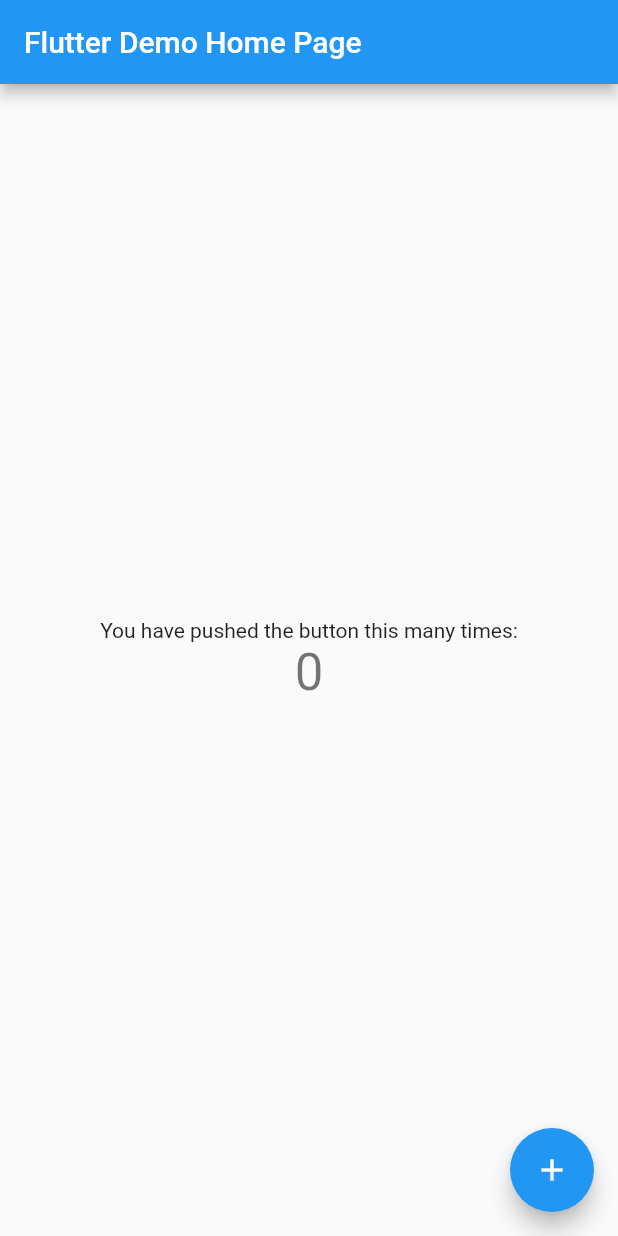
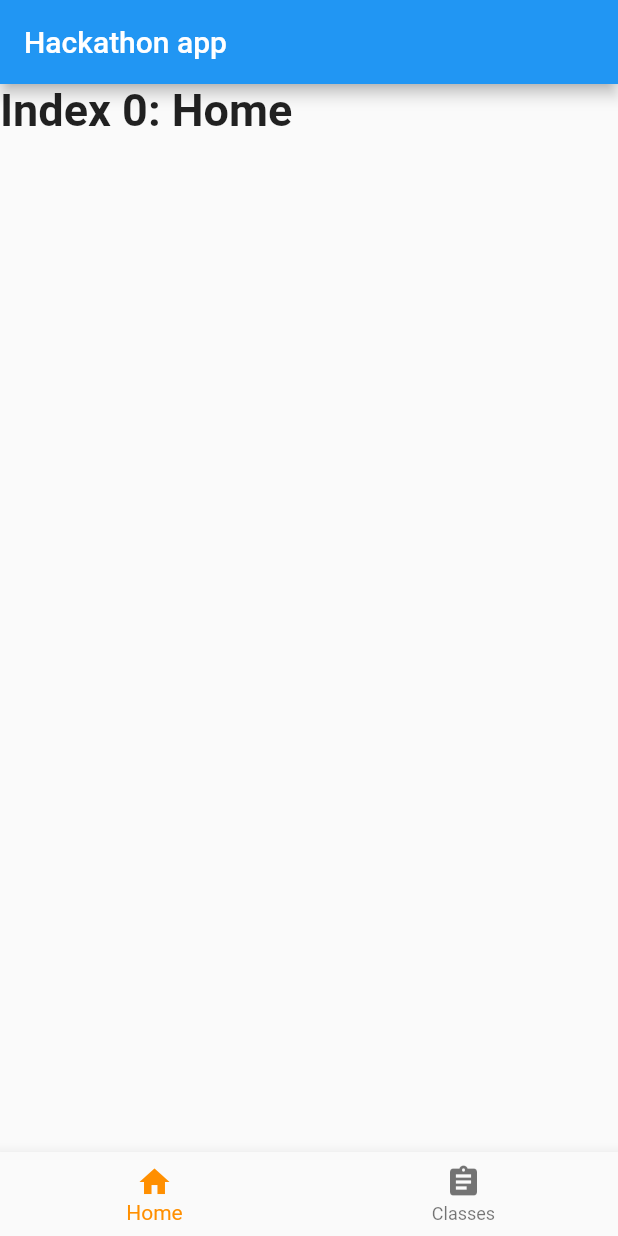
Before and after one commit to ThinPotato/BrouseRepository, a Flutter app: the screen it shows after launch, on a phone screen of 412 x 824 dp. Run offline on Flutter 3.47's test engine with Material 2 defaults, Android fonts, the phone set to English and light mode, and no system bars.

Commit message:
Added naviagtion

```diff
--- a/lib/main.dart
+++ b/lib/main.dart
@@ -31,22 +31,13 @@ class MyApp extends StatelessWidget {
         // closer together (more dense) than on mobile platforms.
         visualDensity: VisualDensity.adaptivePlatformDensity,
       ),
-      home: MyHomePage(title: 'Flutter Demo Home Page'),
+      home: MyHomePage(title: 'Hackathon app '),
     );
   }
 }
 
 class MyHomePage extends StatefulWidget {
   MyHomePage({Key key, this.title}) : super(key: key);
-
-  // This widget is the home page of your application. It is stateful, meaning
-  // that it has a State object (defined below) that contains fields that affect
-  // how it looks.
-
-  // This class is the configuration for the state. It holds the values (in this
-  // case the title) provided by the parent (in this case the App widget) and
-  // used by the build method of the State. Fields in a Widget subclass are
-  // always marked "final".
 
   final String title;
 
@@ -55,16 +46,23 @@ class MyHomePage extends StatefulWidget {
 }
 
 class _MyHomePageState extends State<MyHomePage> {
-  int _counter = 0;
+  int _selectedIndex = 0;
+  static const TextStyle optionStyle =
+      TextStyle(fontSize: 30, fontWeight: FontWeight.bold);
+  static const List<Widget> _widgetOptions = <Widget>[
+    Text(
+      'Index 0: Home',
+      style: optionStyle,
+    ),
+    Text(
+      'Index 1: Classes',
+      style: optionStyle,
+    ),
+  ];
 
-  void _incrementCounter() {
+  void _onItemTapped(int index) {
     setState(() {
-      // This call to setState tells the Flutter framework that something has
-      // changed in this State, which causes it to rerun the build method below
-      // so that the display can reflect the updated values. If we changed
-      // _counter without calling setState(), then the build method would not be
-      // called again, and so nothing would appear to happen.
-      _counter++;
+      _selectedIndex = index;
     });
   }
 
@@ -77,46 +75,26 @@ class _MyHomePageState extends State<MyHomePage> {
     // fast, so that you can just rebuild anything that needs updating rather
     // than having to individually change instances of widgets.
     return Scaffold(
-      appBar: AppBar(
-        // Here we take the value from the MyHomePage object that was created by
-        // the App.build method, and use it to set our appbar title.
-        title: Text(widget.title),
-      ),
-      body: Center(
-        // Center is a layout widget. It takes a single child and positions it
-        // in the middle of the parent.
-        child: Column(
-          // Column is also a layout widget. It takes a list of children and
-          // arranges them vertically. By default, it sizes itself to fit its
-          // children horizontally, and tries to be as tall as its parent.
-          //
-          // Invoke "debug painting" (press "p" in the console, choose the
-          // "Toggle Debug Paint" action from the Flutter Inspector in Android
-          // Studio, or the "Toggle Debug Paint" command in Visual Studio Code)
-          // to see the wireframe for each widget.
-          //
-          // Column has various properties to control how it sizes itself and
-          // how it positions its children. Here we use mainAxisAlignment to
-          // center the children vertically; the main axis here is the vertical
-          // axis because Columns are vertical (the cross axis would be
-          // horizontal).
-          mainAxisAlignment: MainAxisAlignment.center,
-          children: <Widget>[
-            Text(
-              'You have pushed the button this many times:',
+        appBar: AppBar(
+          // Here we take the value from the MyHomePage object that was created by
+          // the App.build method, and use it to set our appbar title.
+          title: Text(widget.title),
+        ),
+        bottomNavigationBar: BottomNavigationBar(
+          items: const <BottomNavigationBarItem>[
+            BottomNavigationBarItem(
+              icon: Icon(Icons.home),
+              title: Text('Home'),
             ),
-            Text(
-              '$_counter',
-              style: Theme.of(context).textTheme.headline4,
+            BottomNavigationBarItem(
+              icon: Icon(Icons.assignment),
+              title: Text('Classes'),
             ),
           ],
+          currentIndex: _selectedIndex,
+          selectedItemColor: Colors.amber[800],
+          onTap: _onItemTapped,
         ),
-      ),
-      floatingActionButton: FloatingActionButton(
-        onPressed: _incrementCounter,
-        tooltip: 'Increment',
-        child: Icon(Icons.add),
-      ), // This trailing comma makes auto-formatting nicer for build methods.
-    );
+        body: _widgetOptions[_selectedIndex]);
   }
 }
```
